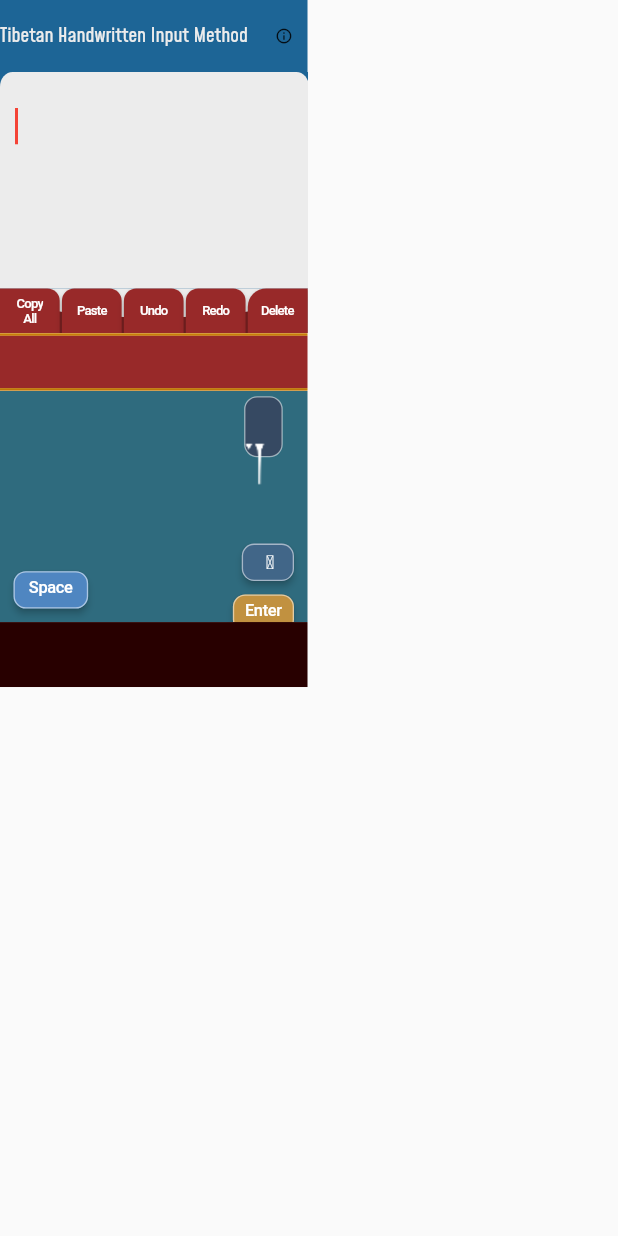
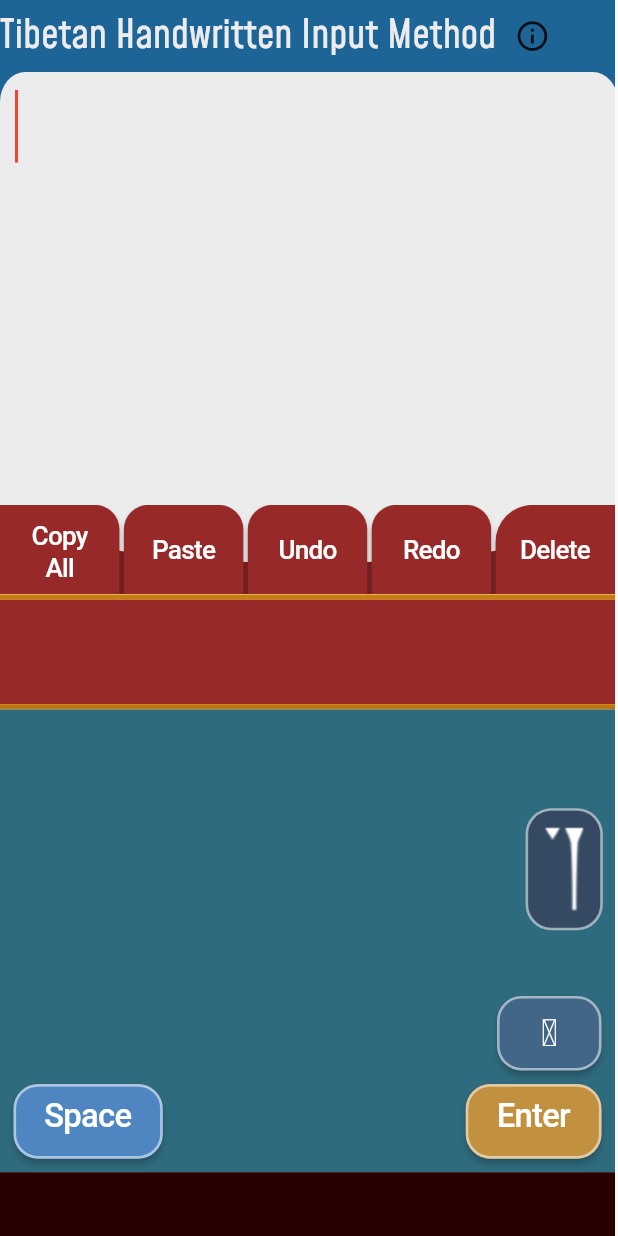
Before and after one commit to R-S-W/Write-Tibetan, a Flutter app: the screen it shows after launch, on a phone screen of 412 x 824 dp. Run offline on Flutter 3.47's test engine with Material 2 defaults, Android fonts, the phone set to English and light mode, and no system bars; missing offline and left inert: clipboard; Roboto replaces fonts that are missing (ShipporiAntiqueB1).

Commit message:
Refactor TsegShe slider button to accommodate scaling changes

```diff
--- a/lib/app_body_files/bottom_right_buttons.dart
+++ b/lib/app_body_files/bottom_right_buttons.dart
@@ -5,6 +5,7 @@ import 'package:flutter/material.dart';
 import 'package:flutter/services.dart';
 import '../styling_files/constants.dart';
 import '../styling_files/custom_slider_thumb_rect.dart';
+import '../styling_files/tseg_she_slider_track.dart';
 
 
 
@@ -51,8 +52,8 @@ class _TsegSheState extends State<TsegShe> {
       quarterTurns: 3,
       child: Container(
         //Width and height are switched because the widget is rotated.
-        height: kTsegSheContainerDim.dx,//Width
-        width: kTsegSheContainerDim.dy,//Height
+        height: kTsegSheContainerDim.dx*widget.scaleFactor,//Width
+        width: kTsegSheContainerDim.dy * widget.scaleFactor,//Height
         child: SliderTheme(
           data: SliderThemeData(
             thumbShape: CustomSliderThumbRect(
@@ -64,6 +65,7 @@ class _TsegSheState extends State<TsegShe> {
               image: _image,
               scaleFactor: widget.scaleFactor
             ),
+            trackShape: TsegSheSliderTrack() ,
             thumbColor: kTsegSheButtonColor,
             inactiveTrackColor: Color(0x00),
             activeTrackColor: Color(0x00),
--- a/lib/app_body_files/writing_stack.dart
+++ b/lib/app_body_files/writing_stack.dart
@@ -122,7 +122,7 @@ class _WritingStackState extends State<WritingStack>{
               scaleFactor: sdm
             ),
 
-            SizedBox(height: ( kMargin + 15.0 - m.max(0,80- kTsegSheButtonDim.dy)/2 )*sdm ),
+            // SizedBox(height: ( kMargin + 15.0 - m.max(0,80- kTsegSheButtonDim.dy)/2 )*sdm ),
 
             DeleteUndo(
               onPressed: (){//Delete latest stroke
@@ -138,7 +138,7 @@ class _WritingStackState extends State<WritingStack>{
               scaleFactor: sdm
             ),
 
-            SizedBox(height: kMargin),
+            SizedBox(height: kMargin*sdm),
 
             BottomButton(//ENTER BUTTON
               label: 'Enter',
--- a/lib/styling_files/constants.dart
+++ b/lib/styling_files/constants.dart
@@ -6,7 +6,7 @@ import 'package:flutter/material.dart';
 //These are measurements on a screen of width 414 logical pixels.
 
 //Used to scale the app for different screen resolutions.
-const double kDevScreenWidth = 414.0*  1/ .5;
+const double kDevScreenWidth = 414.0*  1/ 1;
 
 //Basic Colors______________________________________________________
 const Color kTRed = Color(0xff982929);
@@ -97,7 +97,7 @@ const Color kBrushColor = kTWhite;
 
 const Offset kRightmostButtonsDim = Offset(100.0, 200.0);
 
-const Offset kTsegSheContainerDim = Offset(50.0,90);
+const Offset kTsegSheContainerDim = Offset(50.0,110);
 const Offset kTsegSheButtonDim = Offset(50.0,80);
 const Color kTsegSheButtonColor = Color(0xff364962);
 
--- /dev/null
+++ b/lib/styling_files/tseg_she_slider_track.dart
@@ -0,0 +1,21 @@
+import 'package:flutter/material.dart';
+import 'package:tibetan_handwriting_app_0_1/styling_files/constants.dart';
+
+class TsegSheSliderTrack extends RoundedRectSliderTrackShape {
+  Rect getPreferredRect({
+    @required RenderBox parentBox,
+    Offset offset = Offset.zero,
+    @required SliderThemeData sliderTheme,
+    bool isEnabled = false,
+    bool isDiscrete = false,
+  }) {
+    double pWidth = parentBox.size.width;
+    double ptRatio = .5;
+    double leftBuffer= pWidth*(1-ptRatio);
+    final double trackHeight = sliderTheme.trackHeight;
+    final double trackLeft = offset.dx - kTsegSheButtonDim.dx/2;
+    final double trackTop = offset.dy + (parentBox.size.height - trackHeight) / 2;
+    // return Rect.fromLTWH(0,0, pWidth/2, trackHeight);
+    return Rect.fromLTWH(trackLeft,trackTop, pWidth, trackHeight);
+  }
+}
```
Also changed, not shown: lib/styling_files/custom_slider_thumb_rect.dart (+16 -12 lines).
